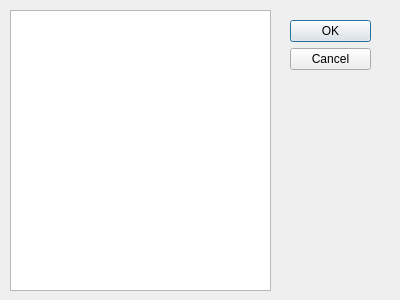
Qt form gui/snowgui/main/instrumentselectiondialog.ui (AndreasFMueller/AstroPhotography) before a commit.
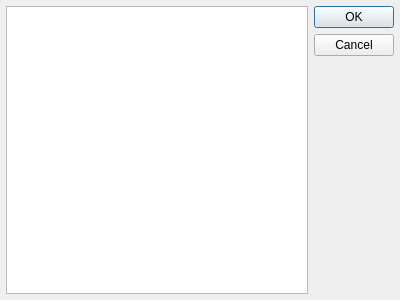
The same form after that commit.

Commit message: Qsi driver fix

```diff
--- a/gui/snowgui/main/instrumentselectiondialog.ui
+++ b/gui/snowgui/main/instrumentselectiondialog.ui
@@ -13,32 +13,33 @@
   <property name="windowTitle">
    <string>Dialog</string>
   </property>
-  <widget class="QDialogButtonBox" name="buttonBox">
-   <property name="geometry">
-    <rect>
-     <x>290</x>
-     <y>20</y>
-     <width>81</width>
-     <height>241</height>
-    </rect>
+  <layout class="QHBoxLayout" name="horizontalLayout">
+   <property name="leftMargin">
+    <number>6</number>
    </property>
-   <property name="orientation">
-    <enum>Qt::Vertical</enum>
+   <property name="topMargin">
+    <number>6</number>
    </property>
-   <property name="standardButtons">
-    <set>QDialogButtonBox::Cancel|QDialogButtonBox::Ok</set>
+   <property name="rightMargin">
+    <number>6</number>
    </property>
-  </widget>
-  <widget class="QListWidget" name="instrumentListWidget">
-   <property name="geometry">
-    <rect>
-     <x>10</x>
-     <y>10</y>
-     <width>261</width>
-     <height>281</height>
-    </rect>
+   <property name="bottomMargin">
+    <number>6</number>
    </property>
-  </widget>
+   <item>
+    <widget class="QListWidget" name="instrumentListWidget"/>
+   </item>
+   <item>
+    <widget class="QDialogButtonBox" name="buttonBox">
+     <property name="orientation">
+      <enum>Qt::Vertical</enum>
+     </property>
+     <property name="standardButtons">
+      <set>QDialogButtonBox::Cancel|QDialogButtonBox::Ok</set>
+     </property>
+    </widget>
+   </item>
+  </layout>
  </widget>
  <resources/>
  <connections>
```
The commit also changes 1 other file.
